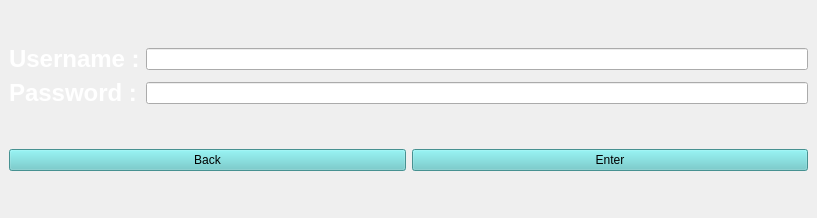
Old version of the form MusicPlayer/account/login.ui in the repository roga134/MusicPlayerQT.
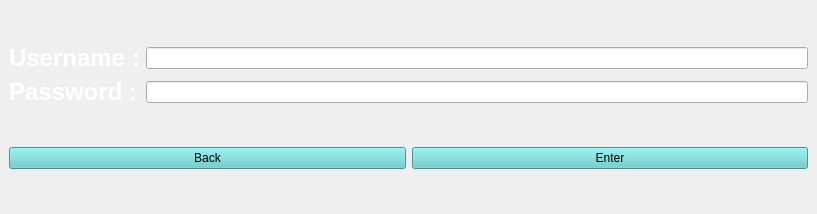
New version of the form.

Patch:
```diff
--- a/MusicPlayer/account/login.ui
+++ b/MusicPlayer/account/login.ui
@@ -7,7 +7,7 @@
     <x>0</x>
     <y>0</y>
     <width>817</width>
-    <height>218</height>
+    <height>214</height>
    </rect>
   </property>
   <property name="windowTitle">
@@ -38,7 +38,11 @@
        </widget>
       </item>
       <item row="1" column="1">
-       <widget class="QLineEdit" name="lineEdit_pass"/>
+       <widget class="QLineEdit" name="lineEdit_pass">
+        <property name="echoMode">
+         <enum>QLineEdit::Password</enum>
+        </property>
+       </widget>
       </item>
      </layout>
     </item>
```
Left out of the diff: 6 changed lines with no effect on the pictures.
